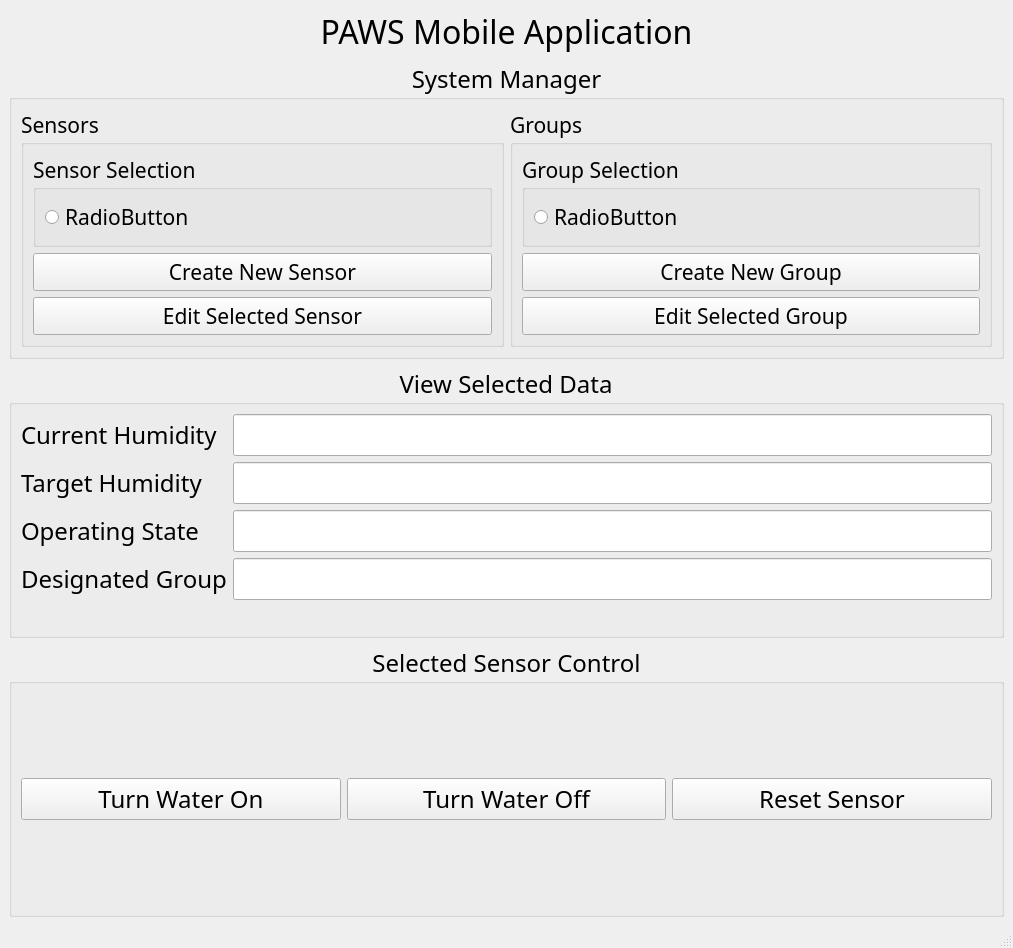
Qt form Interface_Files/PAWS_QT_interface.ui (mfruge9214/EID-final-project-moisture-system) before a commit.
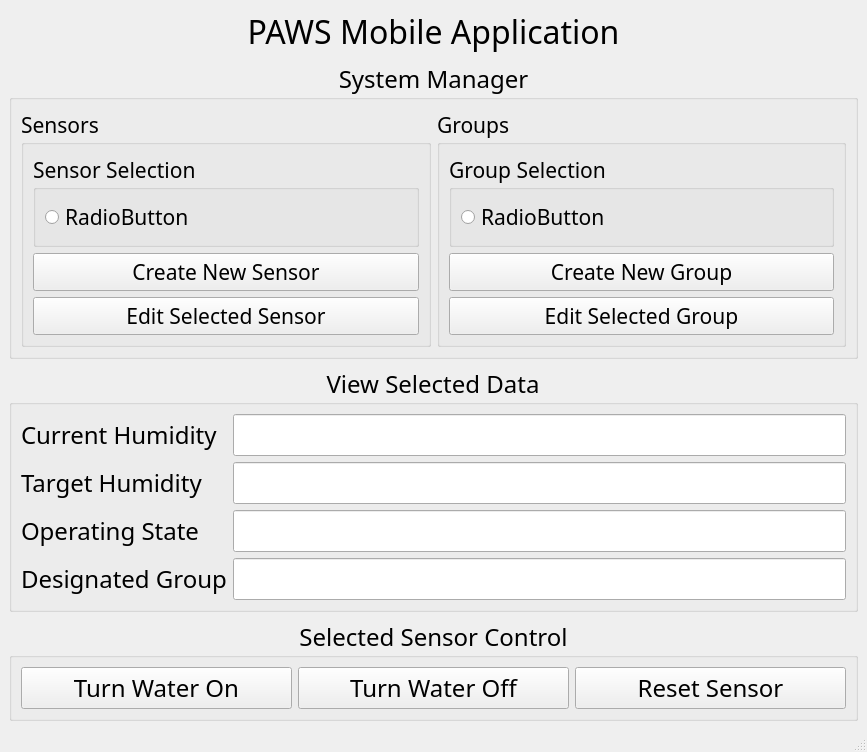
The same form after that commit.

Commit message: Added first popup window

Patch:
```diff
--- a/Interface_Files/PAWS_QT_interface.ui
+++ b/Interface_Files/PAWS_QT_interface.ui
@@ -6,8 +6,8 @@
    <rect>
     <x>0</x>
     <y>0</y>
-    <width>1013</width>
-    <height>948</height>
+    <width>867</width>
+    <height>712</height>
    </rect>
   </property>
   <property name="windowTitle">
```
Left out of the diff: 8 changed lines with no effect on the pictures. The commit also changes 1 other file.
